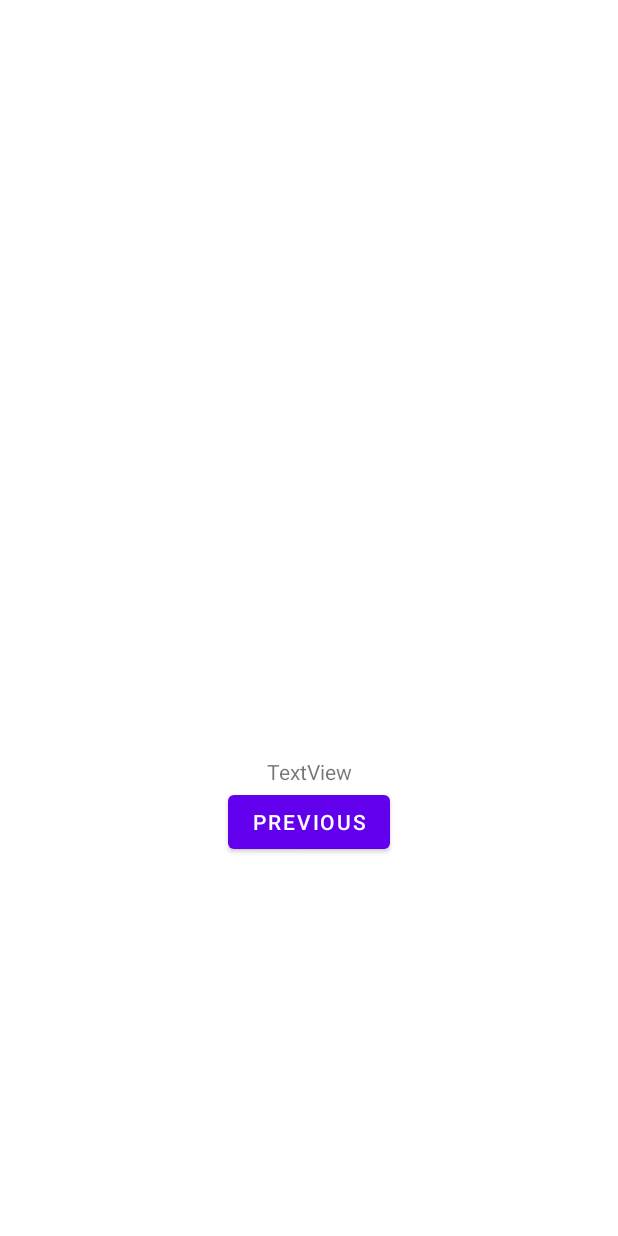
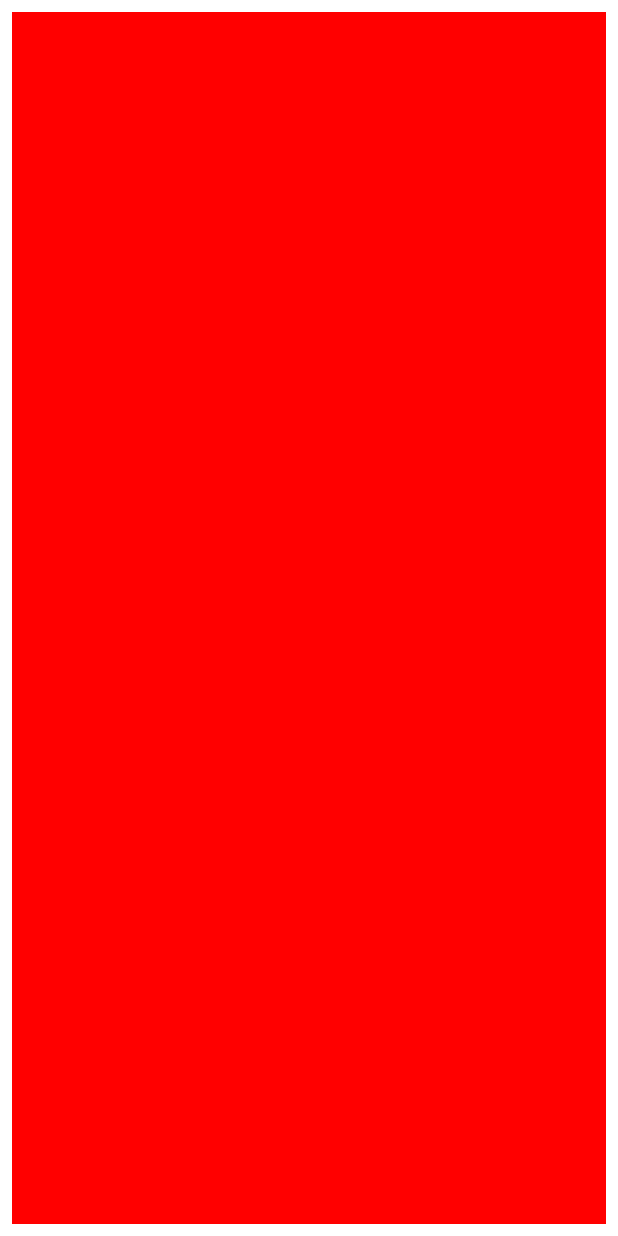
Before and after one commit to novaross/gutefind-android-app, an Android app: the layout fragment_map_view.xml on its own in the app's theme, with its tools: preview values and no code run, on a phone screen of 412 x 824 dp. Run offline under Robolectric (Android 15) with nearby library versions, the phone set to English and light mode, and no system bars.

Commit message:
add canvas class which will be used for device display

```diff
--- /dev/null
+++ b/app/src/main/java/com/gutefind/mobile/ui/map/CanvasView.java
@@ -0,0 +1,115 @@
+package com.gutefind.mobile.ui.map;
+
+import android.content.Context;
+import android.graphics.Canvas;
+import android.graphics.Color;
+import android.graphics.Paint;
+import android.graphics.PointF;
+import android.util.AttributeSet;
+import android.view.View;
+
+import androidx.annotation.Nullable;
+import androidx.core.content.ContextCompat;
+
+import com.gutefind.mobile.R;
+import com.gutefind.mobile.util.DisplayUtil;
+import com.nexenio.bleindoorpositioning.location.Location;
+import com.nexenio.bleindoorpositioning.location.projection.CanvasProjection;
+
+/**
+ * A class used to draw the beacon on a map
+ * Author Ruslan Spivak, 2023-02-21
+ */
+public class CanvasView extends View {
+
+    private Paint textPaint;
+    private Paint backgroundPaint;
+    private Paint deviceRangePaint;
+    private int canvasWidth;
+    private int canvasHeight;
+    private PointF canvasCenter;
+    private float pixelsPerDip = DisplayUtil.convertDipToPixels(1);
+    private CanvasProjection canvasProjection;
+    private Location deviceLocation;
+
+    public CanvasView(Context context) {
+        super(context);
+        initialize();
+    }
+
+    public CanvasView(Context context, @Nullable AttributeSet attrs) {
+        super(context, attrs);
+        initialize();
+    }
+
+    public CanvasView(Context context, @Nullable AttributeSet attrs, int defStyleAttr) {
+        super(context, attrs, defStyleAttr);
+        initialize();
+    }
+
+
+
+    private void initialize() {
+        // initialize text properties
+        textPaint = new Paint(Paint.ANTI_ALIAS_FLAG);
+        textPaint.setColor(Color.BLACK);
+        textPaint.setTextSize(pixelsPerDip * 8);
+
+        // initialize the background
+        backgroundPaint = new Paint();
+        backgroundPaint.setColor(Color.WHITE);
+        backgroundPaint.setStyle(Paint.Style.FILL);
+        canvasProjection = new CanvasProjection();
+
+        deviceRangePaint = new Paint(Paint.ANTI_ALIAS_FLAG);
+        backgroundPaint.setColor(Color.RED);
+        deviceRangePaint.setStyle(Paint.Style.FILL);
+        deviceRangePaint.setAlpha(25);
+
+
+    }
+
+    @Override
+    protected void onSizeChanged(int width, int height, int oldWidth, int oldHeight) {
+        super.onSizeChanged(width, height, oldWidth, oldHeight);
+        this.canvasWidth = width;
+        this.canvasHeight = height;
+        this.canvasCenter = new PointF(width / 2, height / 2);
+        canvasProjection.setCanvasWidth(width);
+        canvasProjection.setCanvasHeight(height);
+    }
+
+    @Override
+    protected void onDraw(Canvas canvas) {
+        super.onDraw(canvas);
+        drawBackground(canvas);
+        drawDevice(canvas);
+    }
+
+    private void drawDevice(Canvas canvas) {
+        // this is the device location, need to pass it somehow to the class
+        Location location = new Location();
+        PointF deviceCenter = getPointFromLocation(location);
+        float locationAccuracy = (float) location.getAccuracy();
+
+    }
+
+    public void setDeviceLocation(Location location) {
+        this.deviceLocation = location;
+
+    }
+
+    private void drawBackground(Canvas canvas) {
+        canvas.drawRect(0, 0, canvasWidth, canvasHeight, backgroundPaint);
+    }
+
+    private PointF getPointFromLocation(Location location) {
+        if (location == null || !location.hasLatitudeAndLongitude()) {
+            return new PointF(0, 0);
+        }
+        float x = canvasProjection.getXFromLocation(location);
+        float y = canvasProjection.getYFromLocation(location);
+        return new PointF(x, y);
+    }
+
+}
--- a/app/src/main/java/com/gutefind/mobile/ui/map/FragmentMapView.java
+++ b/app/src/main/java/com/gutefind/mobile/ui/map/FragmentMapView.java
@@ -21,7 +21,9 @@ import org.slf4j.LoggerFactory;
 
 public class FragmentMapView extends Fragment implements FragmentMapViewInt {
 
-    Logger log = LoggerFactory.getLogger(FragmentMapView.class);
+    private Logger log = LoggerFactory.getLogger(FragmentMapView.class);
+    private CanvasView canvasView;
+
 
     private FragmentMapViewBinding binding;
     private MapPresenter mapPresenter;
@@ -35,18 +37,13 @@ public class FragmentMapView extends Fragment implements FragmentMapViewInt {
     @Override
     public View onCreateView(LayoutInflater inflater, ViewGroup container, Bundle savedInstanceState) {
         binding = FragmentMapViewBinding.inflate(inflater, container, false);
+        canvasView = binding.canvasView;
         return binding.getRoot();
     }
 
     public void onViewCreated(@NonNull View view, Bundle savedInstanceState) {
         super.onViewCreated(view, savedInstanceState);
-        binding.buttonSecond.setOnClickListener(new View.OnClickListener() {
-            @Override
-            public void onClick(View view) {
-                NavHostFragment.findNavController(FragmentMapView.this)
-                        .navigate(R.id.action_SecondFragment_to_FirstFragment);
-            }
-        });
+
     }
 
     @Override
@@ -55,6 +52,7 @@ public class FragmentMapView extends Fragment implements FragmentMapViewInt {
         //mapPresenter.setSomeText();
         log.debug("starting delayed action");
         mapPresenter.setSomeText();
+//        canvasView.
     }
 
     @Override
@@ -65,7 +63,7 @@ public class FragmentMapView extends Fragment implements FragmentMapViewInt {
 
     @Override
     public void setText(String text) {
-        binding.testView.setText(text);
+        // binding.testView.setText(text);
     }
 
     @Override
--- a/app/src/main/java/com/gutefind/mobile/ui/products/FragmentProductList.java
+++ b/app/src/main/java/com/gutefind/mobile/ui/products/FragmentProductList.java
@@ -20,7 +20,7 @@ import java.util.List;
 
 public class FragmentProductList extends Fragment {
 
-    Logger log = LoggerFactory.getLogger(FragmentProductList.class);
+    private Logger log = LoggerFactory.getLogger(FragmentProductList.class);
 
     private FragmentProductListBinding binding;
 
--- /dev/null
+++ b/app/src/main/java/com/gutefind/mobile/util/DisplayUtil.java
@@ -0,0 +1,45 @@
+package com.gutefind.mobile.util;
+
+
+import android.content.Context;
+import android.content.res.Resources;
+import android.util.DisplayMetrics;
+
+/**
+ * <a href="https://stackoverflow.com/questions/4605527/converting-pixels-to-dp/9563438">StackOverflow Converting pixels to dp</a>
+ */
+
+public abstract class DisplayUtil {
+
+    public static float convertDipToPixels(float dip) {
+        return convertDipToPixels(dip, Resources.getSystem().getDisplayMetrics());
+    }
+
+    public static float convertDipToPixels(float dip, Context context) {
+        return convertDipToPixels(dip, context.getResources().getDisplayMetrics());
+    }
+
+    /**
+     * This method converts dp unit to equivalent pixels, depending on device density.
+     *
+     * @param dip A value in dp (density independent pixels) unit. Which we need to convert into pixels
+     * @return A float value to represent px equivalent to dp depending on device density
+     */
+    public static float convertDipToPixels(float dip, DisplayMetrics displayMetrics) {
+        return dip * ((float) displayMetrics.densityDpi / DisplayMetrics.DENSITY_DEFAULT);
+    }
+
+    /**
+     * This method converts device specific pixels to density independent pixels.
+     *
+     * @param pixels  A value in px (pixels) unit. Which we need to convert into db
+     * @param context Context to get resources and device specific display metrics
+     * @return A float value to represent dp equivalent to px value
+     */
+    public static float convertPixelsToDip(float pixels, Context context) {
+        Resources resources = context.getResources();
+        DisplayMetrics metrics = resources.getDisplayMetrics();
+        return pixels / ((float) metrics.densityDpi / DisplayMetrics.DENSITY_DEFAULT);
+    }
+
+}
--- a/app/src/main/res/layout/fragment_map_view.xml
+++ b/app/src/main/res/layout/fragment_map_view.xml
@@ -6,31 +6,27 @@
     android:layout_height="match_parent"
     tools:context=".ui.map.FragmentMapView">
 
-    <TextView
-        android:id="@+id/textview_second"
-        android:layout_width="wrap_content"
-        android:layout_height="wrap_content"
-        app:layout_constraintBottom_toTopOf="@id/button_second"
-        app:layout_constraintEnd_toEndOf="parent"
-        app:layout_constraintStart_toStartOf="parent"
-        app:layout_constraintTop_toTopOf="parent" />
-
-    <Button
-        android:id="@+id/button_second"
-        android:layout_width="wrap_content"
-        android:layout_height="wrap_content"
-        android:text="@string/previous"
+    <LinearLayout
+        android:layout_width="match_parent"
+        android:layout_height="match_parent"
+        android:layout_marginStart="8dp"
+        android:layout_marginTop="8dp"
+        android:layout_marginEnd="8dp"
+        android:layout_marginBottom="8dp"
+        android:orientation="vertical"
         app:layout_constraintBottom_toBottomOf="parent"
         app:layout_constraintEnd_toEndOf="parent"
         app:layout_constraintStart_toStartOf="parent"
-        app:layout_constraintTop_toBottomOf="@id/textview_second" />
+        app:layout_constraintTop_toTopOf="parent">
 
-    <TextView
-        android:id="@+id/testView"
-        android:layout_width="wrap_content"
-        android:layout_height="wrap_content"
-        android:text="TextView"
-        app:layout_constraintBottom_toTopOf="@+id/button_second"
-        app:layout_constraintEnd_toEndOf="parent"
-        app:layout_constraintStart_toStartOf="parent" />
+        <com.gutefind.mobile.ui.map.CanvasView
+            android:id="@+id/canvasView"
+            android:layout_width="match_parent"
+            android:layout_height="match_parent"
+            tools:context="com.gutefind.mobile.ui.map.FragmentMapView"
+            tools:showIn="@layout/content_main" />
+
+
+    </LinearLayout>
+
 </androidx.constraintlayout.widget.ConstraintLayout>
--- a/build.gradle
+++ b/build.gradle
@@ -1,5 +1,5 @@
 // Top-level build file where you can add configuration options common to all sub-projects/modules.
 plugins {
-    id 'com.android.application' version '7.4.0' apply false
-    id 'com.android.library' version '7.4.0' apply false
+    id 'com.android.application' version '7.4.1' apply false
+    id 'com.android.library' version '7.4.1' apply false
 }
```
